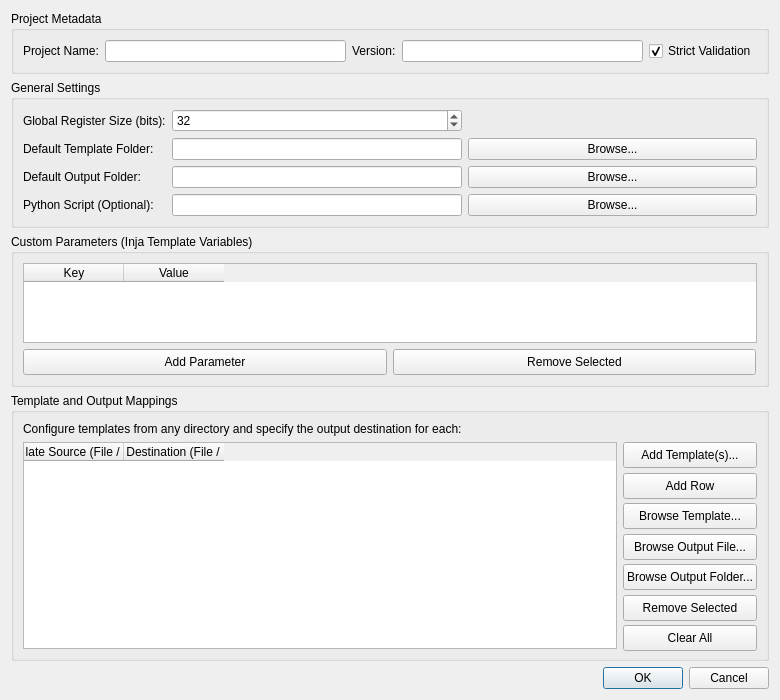
This is src/ui/config.ui in zkalves/rmap as Qt 5 draws it before an edit. The edited form follows.
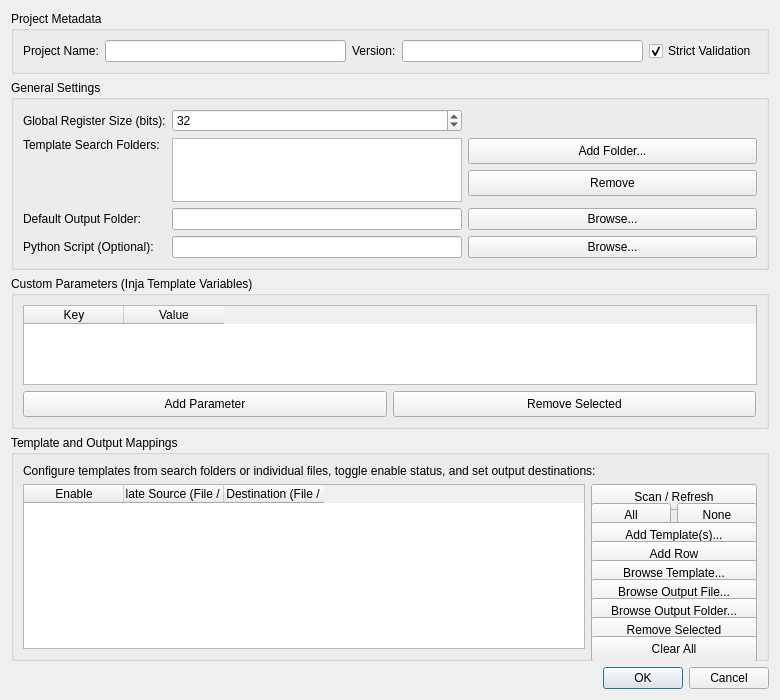
This is the edited form. Icons and pictures are not drawn.

Patch:
```diff
--- a/src/ui/config.ui
+++ b/src/ui/config.ui
@@ -69,19 +69,83 @@
       <item row="1" column="0">
        <widget class="QLabel" name="label_templateFolder">
         <property name="text">
-         <string>Default Template Folder:</string>
+          <string>Template Search Folders:</string>
+         </property>
+         <property name="alignment">
+          <set>Qt::AlignLeading|Qt::AlignLeft|Qt::AlignTop</set>
         </property>
        </widget>
       </item>
       <item row="1" column="1">
-       <widget class="QLineEdit" name="templateFolder" />
+        <widget class="QListWidget" name="templateFoldersList">
+         <property name="minimumSize">
+          <size>
+           <width>0</width>
+           <height>64</height>
+          </size>
+         </property>
+         <property name="maximumSize">
+          <size>
+           <width>16777215</width>
+           <height>100</height>
+          </size>
+         </property>
+         <property name="selectionMode">
+          <enum>QAbstractItemView::ExtendedSelection</enum>
+         </property>
+         <property name="alternatingRowColors">
+          <bool>true</bool>
+         </property>
+        </widget>
       </item>
       <item row="1" column="2">
-       <widget class="QPushButton" name="btnBrowseTemplateFolder">
+        <layout class="QVBoxLayout" name="folderButtonsLayout">
+         <item>
+          <widget class="QPushButton" name="btnAddTemplateFolder">
+           <property name="minimumSize">
+            <size>
+             <width>0</width>
+             <height>26</height>
+            </size>
+           </property>
         <property name="text">
-         <string>Browse...</string>
-        </property>
-       </widget>
+            <string>Add Folder...</string>
+           </property>
+           <property name="toolTip">
+            <string>Add a template search directory</string>
+           </property>
+          </widget>
+         </item>
+         <item>
+          <widget class="QPushButton" name="btnRemoveTemplateFolder">
+           <property name="minimumSize">
+            <size>
+             <width>0</width>
+             <height>26</height>
+            </size>
+           </property>
+           <property name="text">
+            <string>Remove</string>
+           </property>
+           <property name="toolTip">
+            <string>Remove selected template folders</string>
+           </property>
+          </widget>
+         </item>
+         <item>
+          <spacer name="spacerFolderBtns">
+           <property name="orientation">
+            <enum>Qt::Vertical</enum>
+           </property>
+           <property name="sizeHint" stdset="0">
+            <size>
+             <width>20</width>
+             <height>10</height>
+            </size>
+           </property>
+          </spacer>
+         </item>
+        </layout>
       </item>
       <item row="2" column="0">
        <widget class="QLabel" name="label_outputFolder">
@@ -128,7 +192,7 @@
       <item>
        <widget class="QLabel" name="label_mappingHelp">
         <property name="text">
-         <string>Configure templates from any directory and specify the output destination for each:</string>
+          <string>Configure templates from search folders or individual files, toggle enable status, and set output destinations:</string>
         </property>
        </widget>
       </item>
@@ -151,6 +215,11 @@
           <property name="alternatingRowColors">
            <bool>true</bool>
           </property>
+           <column>
+            <property name="text">
+             <string>Enable</string>
+            </property>
+           </column>
           <column>
            <property name="text">
             <string>Template Source (File / Path)</string>
@@ -165,6 +234,58 @@
         </item>
         <item>
          <layout class="QVBoxLayout" name="tableToolbarLayout">
+           <item>
+            <widget class="QPushButton" name="btnScanTemplates">
+             <property name="minimumSize">
+              <size>
+               <width>0</width>
+               <height>26</height>
+              </size>
+             </property>
+             <property name="text">
+              <string>Scan / Refresh</string>
+             </property>
+             <property name="toolTip">
+              <string>Scan all template search folders recursively and add discovered templates</string>
+             </property>
+            </widget>
+           </item>
+           <item>
+            <layout class="QHBoxLayout" name="toggleButtonsLayout">
+             <item>
+              <widget class="QPushButton" name="btnEnableAll">
+               <property name="minimumSize">
+                <size>
+                 <width>0</width>
+                 <height>24</height>
+                </size>
+               </property>
+               <property name="text">
+                <string>All</string>
+               </property>
+               <property name="toolTip">
+                <string>Enable all templates</string>
+               </property>
+              </widget>
+             </item>
+             <item>
+              <widget class="QPushButton" name="btnDisableAll">
+               <property name="minimumSize">
+                <size>
+                 <width>0</width>
+                 <height>24</height>
+                </size>
+               </property>
+               <property name="text">
+                <string>None</string>
+               </property>
+               <property name="toolTip">
+                <string>Disable all templates</string>
+               </property>
+              </widget>
+             </item>
+            </layout>
+           </item>
           <item>
            <widget class="QPushButton" name="btnAddTemplateFiles">
             <property name="minimumSize">
```
Left out of the diff: 2 changed lines with no effect on the pictures. Lines whose indentation alone changed are shown as unchanged.
